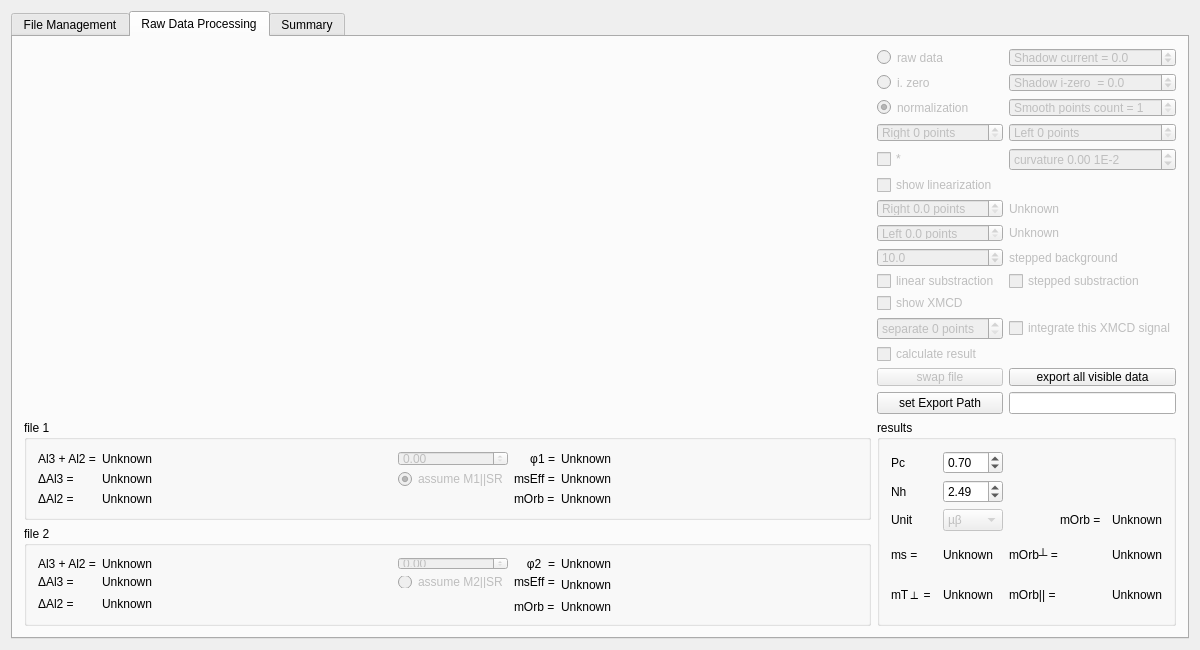
Rezenter/XMCDAnalyser, file mainwindow.ui: the form before one commit.
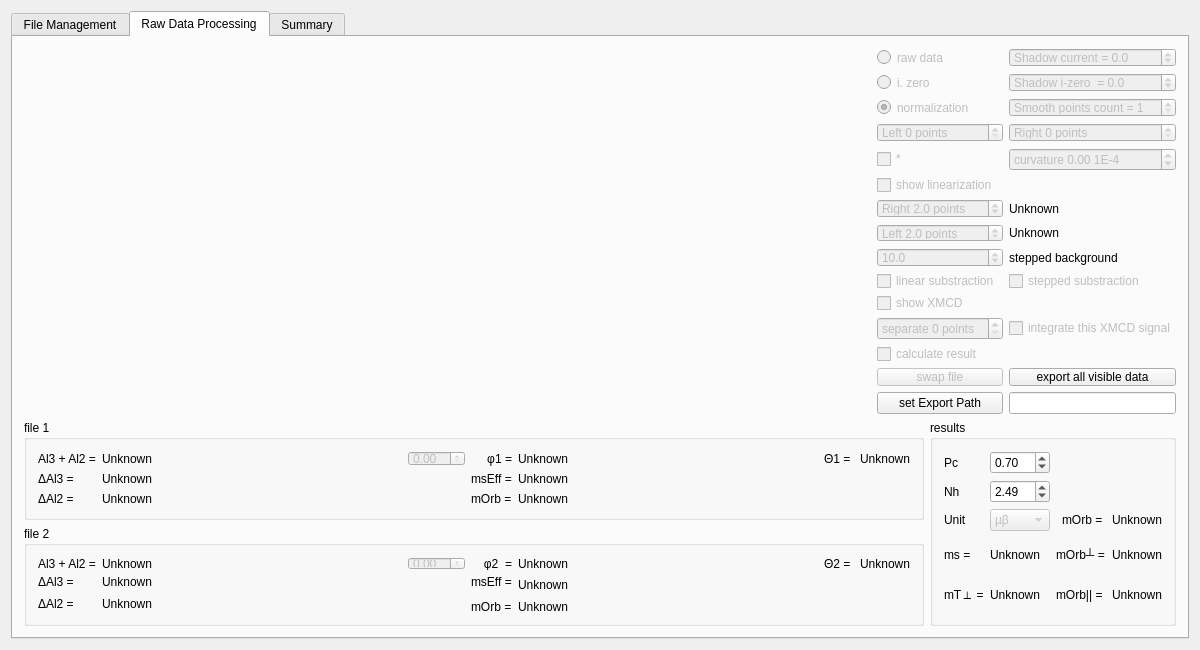
The form after the commit.

Patch:
```diff
--- a/mainwindow.ui
+++ b/mainwindow.ui
@@ -248,8 +248,10 @@
        <attribute name="title">
         <string>Raw Data Processing</string>
        </attribute>
-       <layout class="QGridLayout" name="gridLayout_4">
-        <item row="0" column="0">
+       <layout class="QVBoxLayout" name="verticalLayout_2">
+        <item>
+         <layout class="QHBoxLayout" name="horizontalLayout">
+          <item>
          <widget class="QWidget" name="chartWidget" native="true">
           <property name="sizePolicy">
            <sizepolicy hsizetype="Expanding" vsizetype="Expanding">
@@ -274,7 +276,7 @@
           </property>
          </widget>
         </item>
-        <item row="0" column="1">
+          <item>
          <layout class="QGridLayout" name="gridLayout">
           <item row="0" column="0">
            <widget class="QRadioButton" name="rawBox">
@@ -403,29 +405,10 @@
             </property>
            </widget>
           </item>
-          <item row="6" column="0">
-           <widget class="QCheckBox" name="linearBox">
-            <property name="enabled">
-             <bool>false</bool>
-            </property>
-            <property name="minimumSize">
-             <size>
-              <width>0</width>
-              <height>15</height>
-             </size>
-            </property>
-            <property name="toolTipDuration">
-             <number>100000</number>
-            </property>
-            <property name="text">
-             <string>show linearization</string>
-            </property>
-           </widget>
-          </item>
           <item row="9" column="1">
            <widget class="QLabel" name="label_24">
             <property name="enabled">
-             <bool>false</bool>
+               <bool>true</bool>
             </property>
             <property name="sizePolicy">
              <sizepolicy hsizetype="Minimum" vsizetype="Minimum">
@@ -486,28 +469,6 @@
            </widget>
           </item>
           <item row="3" column="0">
-           <widget class="QSpinBox" name="tSpinBox">
-            <property name="enabled">
-             <bool>false</bool>
-            </property>
-            <property name="minimumSize">
-             <size>
-              <width>0</width>
-              <height>15</height>
-             </size>
-            </property>
-            <property name="toolTipDuration">
-             <number>100000</number>
-            </property>
-            <property name="suffix">
-             <string> points</string>
-            </property>
-            <property name="prefix">
-             <string>Right </string>
-            </property>
-           </widget>
-          </item>
-          <item row="3" column="1">
            <widget class="QSpinBox" name="bSpinBox">
             <property name="enabled">
              <bool>false</bool>
@@ -529,6 +490,28 @@
             </property>
            </widget>
           </item>
+            <item row="3" column="1">
+             <widget class="QSpinBox" name="tSpinBox">
+              <property name="enabled">
+               <bool>false</bool>
+              </property>
+              <property name="minimumSize">
+               <size>
+                <width>0</width>
+                <height>15</height>
+               </size>
+              </property>
+              <property name="toolTipDuration">
+               <number>100000</number>
+              </property>
+              <property name="suffix">
+               <string> points</string>
+              </property>
+              <property name="prefix">
+               <string>Right </string>
+              </property>
+             </widget>
+            </item>
           <item row="1" column="0">
            <widget class="QRadioButton" name="zeroBox">
             <property name="enabled">
@@ -614,9 +597,9 @@
            </widget>
           </item>
           <item row="8" column="1">
-           <widget class="QLabel" name="rkLabel">
+             <widget class="QLabel" name="lkLabel">
             <property name="enabled">
-             <bool>false</bool>
+               <bool>true</bool>
             </property>
             <property name="minimumSize">
              <size>
@@ -658,12 +641,18 @@
             <property name="decimals">
              <number>1</number>
             </property>
+              <property name="minimum">
+               <double>1.100000000000000</double>
+              </property>
             <property name="maximum">
              <double>20.000000000000000</double>
             </property>
             <property name="singleStep">
              <double>0.100000000000000</double>
             </property>
+              <property name="value">
+               <double>2.000000000000000</double>
+              </property>
            </widget>
           </item>
           <item row="1" column="1">
@@ -779,12 +768,18 @@
             <property name="decimals">
              <number>1</number>
             </property>
+              <property name="minimum">
+               <double>1.100000000000000</double>
+              </property>
             <property name="maximum">
              <double>20.000000000000000</double>
             </property>
             <property name="singleStep">
              <double>0.100000000000000</double>
             </property>
+              <property name="value">
+               <double>2.000000000000000</double>
+              </property>
            </widget>
           </item>
           <item row="10" column="1">
@@ -819,9 +814,9 @@
            </widget>
           </item>
           <item row="7" column="1">
-           <widget class="QLabel" name="lkLabel">
+             <widget class="QLabel" name="rkLabel">
             <property name="enabled">
-             <bool>false</bool>
+               <bool>true</bool>
             </property>
             <property name="minimumSize">
              <size>
@@ -962,7 +957,7 @@
              <string>curvature </string>
             </property>
             <property name="suffix">
-             <string> 1E-2</string>
+               <string> 1E-4</string>
             </property>
             <property name="minimum">
              <double>-100.000000000000000</double>
@@ -972,9 +967,32 @@
             </property>
            </widget>
           </item>
-         </layout>
-        </item>
-        <item row="1" column="0">
+            <item row="6" column="0">
+             <widget class="QCheckBox" name="linearBox">
+              <property name="enabled">
+               <bool>false</bool>
+              </property>
+              <property name="minimumSize">
+               <size>
+                <width>0</width>
+                <height>15</height>
+               </size>
+              </property>
+              <property name="toolTipDuration">
+               <number>100000</number>
+              </property>
+              <property name="text">
+               <string>show linearization</string>
+              </property>
+             </widget>
+            </item>
+           </layout>
+          </item>
+         </layout>
+        </item>
+        <item>
+         <layout class="QGridLayout" name="gridLayout_4">
+          <item row="0" column="0">
          <widget class="QGroupBox" name="groupBox_5">
           <property name="sizePolicy">
            <sizepolicy hsizetype="Preferred" vsizetype="Minimum">
@@ -995,6 +1013,45 @@
            <string>file 1</string>
           </property>
           <layout class="QGridLayout" name="gridLayout_12">
+             <item row="0" column="6">
+              <widget class="QLabel" name="label">
+               <property name="text">
+                <string>Θ1 = </string>
+               </property>
+              </widget>
+             </item>
+             <item row="2" column="5">
+              <widget class="QLabel" name="mOrb1Label_2">
+               <property name="sizePolicy">
+                <sizepolicy hsizetype="Expanding" vsizetype="Minimum">
+                 <horstretch>0</horstretch>
+                 <verstretch>0</verstretch>
+                </sizepolicy>
+               </property>
+               <property name="toolTip">
+                <string>Orbital moment value</string>
+               </property>
+               <property name="text">
+                <string>Unknown</string>
+               </property>
+              </widget>
+             </item>
+             <item row="1" column="5">
+              <widget class="QLabel" name="msEff1Label_2">
+               <property name="sizePolicy">
+                <sizepolicy hsizetype="Expanding" vsizetype="Minimum">
+                 <horstretch>0</horstretch>
+                 <verstretch>0</verstretch>
+                </sizepolicy>
+               </property>
+               <property name="toolTip">
+                <string>Effective spin moment value</string>
+               </property>
+               <property name="text">
+                <string>Unknown</string>
+               </property>
+              </widget>
+             </item>
            <item row="0" column="0">
             <widget class="QLabel" name="label_8">
              <property name="sizePolicy">
@@ -1112,38 +1169,6 @@
              </property>
             </widget>
            </item>
-           <item row="1" column="5" colspan="2">
-            <widget class="QLabel" name="msEff1Label_2">
-             <property name="sizePolicy">
-              <sizepolicy hsizetype="Expanding" vsizetype="Minimum">
-               <horstretch>0</horstretch>
-               <verstretch>0</verstretch>
-              </sizepolicy>
-             </property>
-             <property name="toolTip">
-              <string>Effective spin moment value</string>
-             </property>
-             <property name="text">
-              <string>Unknown</string>
-             </property>
-            </widget>
-           </item>
-           <item row="2" column="5" colspan="2">
-            <widget class="QLabel" name="mOrb1Label_2">
-             <property name="sizePolicy">
-              <sizepolicy hsizetype="Expanding" vsizetype="Minimum">
-               <horstretch>0</horstretch>
-               <verstretch>0</verstretch>
-              </sizepolicy>
-             </property>
-             <property name="toolTip">
-              <string>Orbital moment value</string>
-             </property>
-             <property name="text">
-              <string>Unknown</string>
-             </property>
-            </widget>
-           </item>
            <item row="1" column="4">
             <widget class="QLabel" name="Label_12">
              <property name="sizePolicy">
@@ -1190,7 +1215,7 @@
             </widget>
            </item>
            <item row="0" column="5">
-            <widget class="QLabel" name="angle2CalcLable_2">
+              <widget class="QLabel" name="phi1Label">
              <property name="sizePolicy">
               <sizepolicy hsizetype="Expanding" vsizetype="Preferred">
                <horstretch>0</horstretch>
@@ -1218,29 +1243,17 @@
              </property>
             </widget>
            </item>
-           <item row="1" column="2" colspan="2">
-            <widget class="QRadioButton" name="angle1Box">
-             <property name="enabled">
-              <bool>false</bool>
-             </property>
-             <property name="toolTip">
-              <string>Use this file as start point to calculate second M. angle.</string>
-             </property>
+             <item row="0" column="7">
+              <widget class="QLabel" name="theta1Label">
              <property name="text">
-              <string>assume M1||SR</string>
-             </property>
-             <property name="checked">
-              <bool>true</bool>
-             </property>
-             <attribute name="buttonGroup">
-              <string notr="true">angleGroup</string>
-             </attribute>
+                <string>Unknown</string>
+               </property>
             </widget>
            </item>
           </layout>
          </widget>
         </item>
-        <item row="1" column="1" rowspan="2">
+          <item row="0" column="1" rowspan="2">
          <widget class="QGroupBox" name="groupBox">
           <property name="sizePolicy">
            <sizepolicy hsizetype="Preferred" vsizetype="Minimum">
@@ -1368,7 +1381,7 @@
             </widget>
            </item>
            <item row="0" column="1">
-            <widget class="QDoubleSpinBox" name="pSpinBox_2">
+              <widget class="QDoubleSpinBox" name="pSpinBox">
              <property name="toolTip">
               <string>Beamline polarization constant.</string>
              </property>
@@ -1394,7 +1407,7 @@
             </widget>
            </item>
            <item row="1" column="1">
-            <widget class="QDoubleSpinBox" name="nSpinBox_2">
+              <widget class="QDoubleSpinBox" name="nSpinBox">
              <property name="toolTip">
               <string>Energy level population.</string>
              </property>
@@ -1459,7 +1472,7 @@
           </layout>
          </widget>
         </item>
-        <item row="2" column="0">
+          <item row="1" column="0">
          <widget class="QGroupBox" name="groupBox_6">
           <property name="sizePolicy">
            <sizepolicy hsizetype="Preferred" vsizetype="Minimum">
@@ -1480,6 +1493,13 @@
            <string>file 2</string>
           </property>
           <layout class="QGridLayout" name="gridLayout_10">
+             <item row="0" column="5">
+              <widget class="QLabel" name="label_2">
+               <property name="text">
+                <string>Θ2 = </string>
+               </property>
+              </widget>
+             </item>
            <item row="1" column="1">
             <widget class="QLabel" name="l32Label_2">
              <property name="sizePolicy">
@@ -1660,7 +1680,7 @@
             </widget>
            </item>
            <item row="0" column="4">
-            <widget class="QLabel" name="angle1CalcLable_2">
+              <widget class="QLabel" name="phi2Label">
              <property name="sizePolicy">
               <sizepolicy hsizetype="MinimumExpanding" vsizetype="Preferred">
                <horstretch>0</horstretch>
@@ -1675,6 +1695,13 @@
              </property>
             </widget>
            </item>
+             <item row="0" column="6">
+              <widget class="QLabel" name="theta2Label">
+               <property name="text">
+                <string>Unknown</string>
+               </property>
+              </widget>
+             </item>
            <item row="0" column="2">
             <widget class="QDoubleSpinBox" name="phi2OffsetSpinBox">
              <property name="enabled">
@@ -1688,24 +1715,10 @@
              </property>
             </widget>
            </item>
-           <item row="1" column="2">
-            <widget class="QRadioButton" name="angle2Box">
-             <property name="enabled">
-              <bool>false</bool>
-             </property>
-             <property name="toolTip">
-              <string>Use this file as start point to calculate second M. angle.</string>
-             </property>
-             <property name="text">
-              <string>assume M2||SR</string>
-             </property>
-             <attribute name="buttonGroup">
-              <string notr="true">angleGroup</string>
-             </attribute>
+            </layout>
             </widget>
            </item>
           </layout>
-         </widget>
         </item>
        </layout>
       </widget>
```
Left out of the diff: 10 changed lines with no effect on the pictures. Lines whose indentation alone changed are shown as unchanged.
